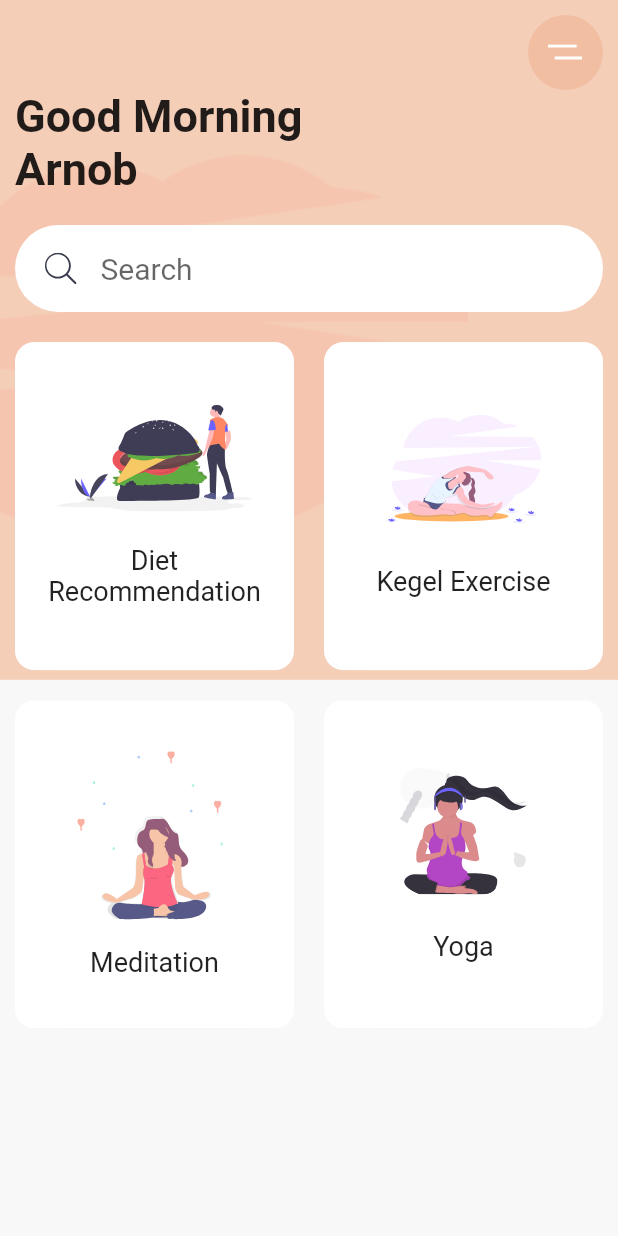
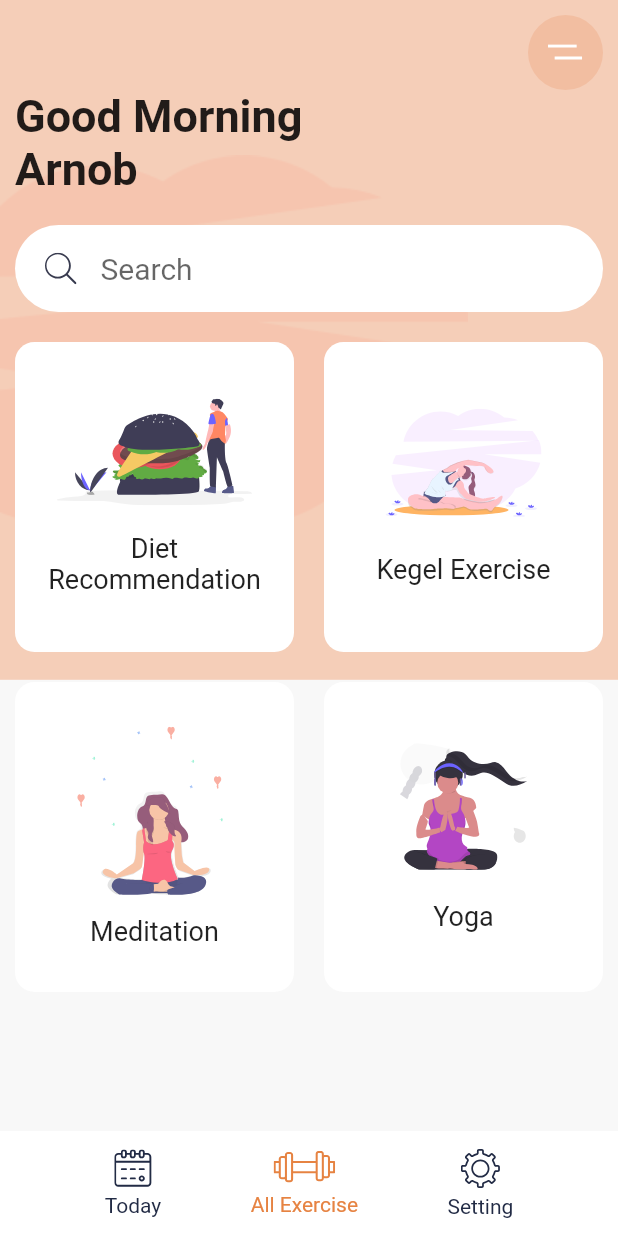
Before and after one commit to ArnobMahmud/Exercise-App-UI, a Flutter app: the screen it shows after launch, on a phone screen of 412 x 824 dp. Run offline on Flutter 3.47's test engine with Material 2 defaults, Android fonts, the phone set to English and light mode, and no system bars; our stand-ins replace flutter_svg.

Commit message:
bottom nav bar implemented

```diff
--- a/lib/pages/home-page.dart
+++ b/lib/pages/home-page.dart
@@ -1,3 +1,4 @@
+import 'package:exercise_app_ui/widgets/BottomNavBar.dart';
 import 'package:exercise_app_ui/widgets/CategoryCard.dart';
 import 'package:flutter/material.dart';
 import 'package:flutter_svg/flutter_svg.dart';
@@ -8,6 +9,32 @@ class HomePage extends StatelessWidget {
     var height = MediaQuery.of(context).size.height;
     var width = MediaQuery.of(context).size.width;
     return Scaffold(
+      bottomNavigationBar: Container(
+        padding: EdgeInsets.symmetric(horizontal: 40, vertical: 10),
+        height: 70,
+        color: Colors.white,
+        child: Row(
+          mainAxisAlignment: MainAxisAlignment.spaceAround,
+          children: [
+            BottomNavBar(
+              title: "Today",
+              svgSrc: "assets/icons/calendar.svg",
+              press: () {},
+            ),
+            BottomNavBar(
+              title: "All Exercise",
+              svgSrc: "assets/icons/gym.svg",
+              press: () {},
+              isActive: true,
+            ),
+            BottomNavBar(
+              title: "Setting",
+              svgSrc: "assets/icons/Settings.svg",
+              press: () {},
+            ),
+          ],
+        ),
+      ),
       body: Stack(
         children: [
           Container(
@@ -62,7 +89,7 @@ class HomePage extends StatelessWidget {
                   Expanded(
                     child: GridView.count(
                       crossAxisCount: 2,
-                      childAspectRatio: 0.85,
+                      childAspectRatio: 0.9,
                       crossAxisSpacing: 20.0,
                       mainAxisSpacing: 20.0,
                       children: [
--- /dev/null
+++ b/lib/widgets/BottomNavBar.dart
@@ -0,0 +1,37 @@
+import 'package:exercise_app_ui/constants/constant.dart';
+import 'package:flutter/material.dart';
+import 'package:flutter_svg/svg.dart';
+
+class BottomNavBar extends StatelessWidget {
+  final String title;
+  final bool isActive;
+  final String svgSrc;
+  final Function press;
+  const BottomNavBar({
+    Key key,
+    this.title,
+    this.isActive = false,
+    this.svgSrc,
+    this.press,
+  }) : super(key: key);
+
+  @override
+  Widget build(BuildContext context) {
+    return GestureDetector(
+      onTap: press,
+      child: Column(
+        mainAxisAlignment: MainAxisAlignment.spaceAround,
+        children: [
+          SvgPicture.asset(
+            svgSrc,
+            color: isActive ? kActiveIconColor : kTextColor,
+          ),
+          Text(
+            title,
+            style: TextStyle(color: isActive ? kActiveIconColor : kTextColor),
+          )
+        ],
+      ),
+    );
+  }
+}
```
